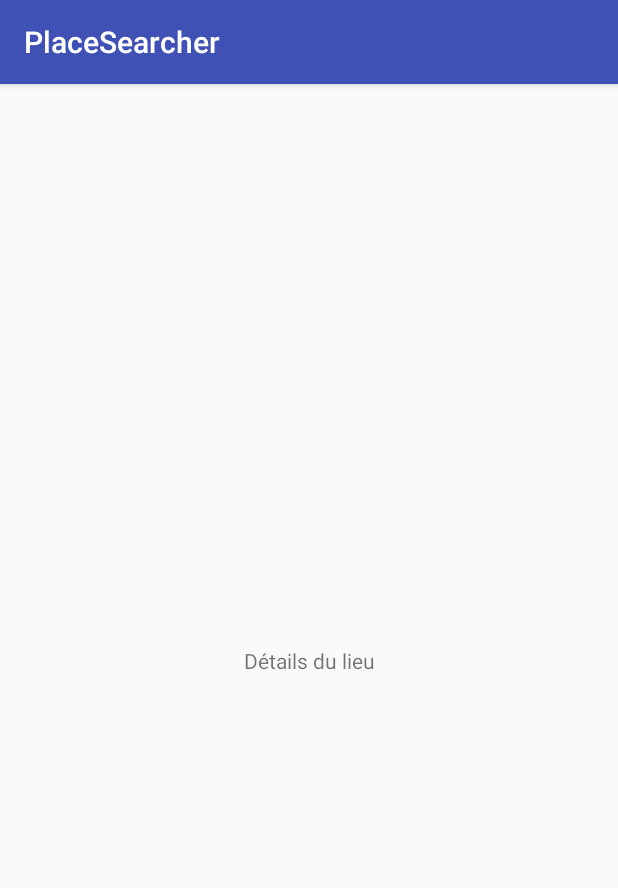
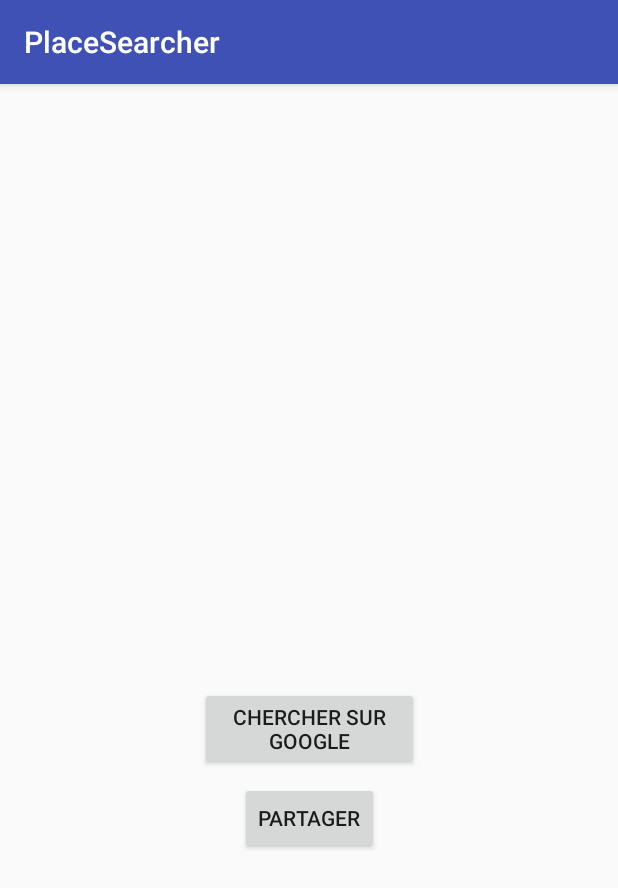
Before and after one commit to Vanane/org.miage.placesearcher, an Android app: the PlaceDetailActivity screen opened directly, with no data from a screen before it, on a phone screen of 412 x 824 dp. Shown: the top 888 px of the screen. Run offline under Robolectric (Android 15) with nearby library versions, the phone set to English and light mode, and no system bars; our stand-ins replace ButterKnife.

Commit message:
[android] exercice 10 : add Intents to share & search a place

```diff
--- a/app/src/main/java/org/miage/placesearcher/PlaceDetailActivity.java
+++ b/app/src/main/java/org/miage/placesearcher/PlaceDetailActivity.java
@@ -1,5 +1,7 @@
 package org.miage.placesearcher;
 
+import android.content.Intent;
+import android.net.Uri;
 import android.os.Bundle;
 import android.widget.TextView;
 
@@ -17,6 +19,7 @@ public class PlaceDetailActivity extends AppCompatActivity {
 
     @BindView(R.id.activity_detail_place_street)
     TextView mPlaceStreet;
+    private String mPlaceStreetValue;
 
     @Override
     protected void onCreate(Bundle savedInstanceState) {
@@ -24,11 +27,30 @@ public class PlaceDetailActivity extends AppCompatActivity {
         setContentView(R.layout.activity_detail);
 
         ButterKnife.bind(this);
-        mPlaceStreet.setText("Détails du lieu");
+        mPlaceStreetValue = getIntent().getStringExtra("placeStreet");
+        mPlaceStreet.setText(mPlaceStreetValue);
     }
 
     @OnClick(R.id.activity_detail_place_street)
     public void clickedOnPlaceStreet() {
         finish();
     }
+
+    @OnClick(R.id.activity_detail_button_search)
+    public void clickedOnGoogleSearch() {
+        // Open browser using an Intent
+        Uri url = Uri.parse("https://www.google.fr/search?q=" + mPlaceStreetValue);
+        Intent launchBrowser = new Intent(Intent.ACTION_VIEW, url);
+        startActivity(launchBrowser);
+    }
+
+    @OnClick(R.id.activity_detail_button_share)
+    public void clickedOnShare() {
+        // Open share picker using an Intent
+        Intent sendIntent = new Intent();
+        sendIntent.setAction(Intent.ACTION_SEND);
+        sendIntent.putExtra(Intent.EXTRA_TEXT, "J'ai découvert " + mPlaceStreetValue + " grâce à Place Searcher !");
+        sendIntent.setType("text/plain");
+        startActivity(sendIntent);
+    }
 }
--- a/app/src/main/java/org/miage/placesearcher/ui/PlaceAdapter.java
+++ b/app/src/main/java/org/miage/placesearcher/ui/PlaceAdapter.java
@@ -49,7 +49,7 @@ public class PlaceAdapter extends RecyclerView.Adapter<PlaceAdapter.PlaceViewHol
     @Override
     public void onBindViewHolder(PlaceAdapter.PlaceViewHolder holder, int position) {
         // Adapt the ViewHolder state to the new element
-        Place place = mPlaces.get(position);
+        final Place place = mPlaces.get(position);
         holder.mPlaceStreetTextView.setText(place.getStreet());
         holder.mPlaceZipTextView.setText(place.getZipCode());
         holder.mPlaceCityTextView.setText(place.getCity());
@@ -78,6 +78,7 @@ public class PlaceAdapter extends RecyclerView.Adapter<PlaceAdapter.PlaceViewHol
 
                 // Open place details activity
                 Intent seePlaceDetailIntent = new Intent(context, PlaceDetailActivity.class);
+                seePlaceDetailIntent.putExtra("placeStreet", place.getStreet());
                 context.startActivity(seePlaceDetailIntent);
             }
         });
--- a/app/src/main/res/layout/activity_detail.xml
+++ b/app/src/main/res/layout/activity_detail.xml
@@ -20,4 +20,29 @@
         app:layout_constraintEnd_toEndOf="parent"
         app:layout_constraintStart_toStartOf="parent"
         app:layout_constraintTop_toTopOf="parent" />
+
+    <Button
+        android:id="@+id/activity_detail_button_search"
+        android:layout_width="146dp"
+        android:layout_height="wrap_content"
+        android:layout_marginEnd="8dp"
+        android:layout_marginStart="8dp"
+        android:layout_marginTop="8dp"
+        android:text="CHERCHER SUR GOOGLE"
+        app:layout_constraintEnd_toEndOf="parent"
+        app:layout_constraintStart_toStartOf="parent"
+        app:layout_constraintTop_toBottomOf="@+id/activity_detail_place_street" />
+
+    <Button
+        android:id="@+id/activity_detail_button_share"
+        android:layout_width="wrap_content"
+        android:layout_height="wrap_content"
+        android:layout_marginEnd="8dp"
+        android:layout_marginStart="8dp"
+        android:layout_marginTop="8dp"
+        android:text="Partager"
+        app:layout_constraintEnd_toEndOf="parent"
+        app:layout_constraintStart_toStartOf="parent"
+        app:layout_constraintTop_toBottomOf="@+id/activity_detail_button_search" />
+
 </androidx.constraintlayout.widget.ConstraintLayout>
```
